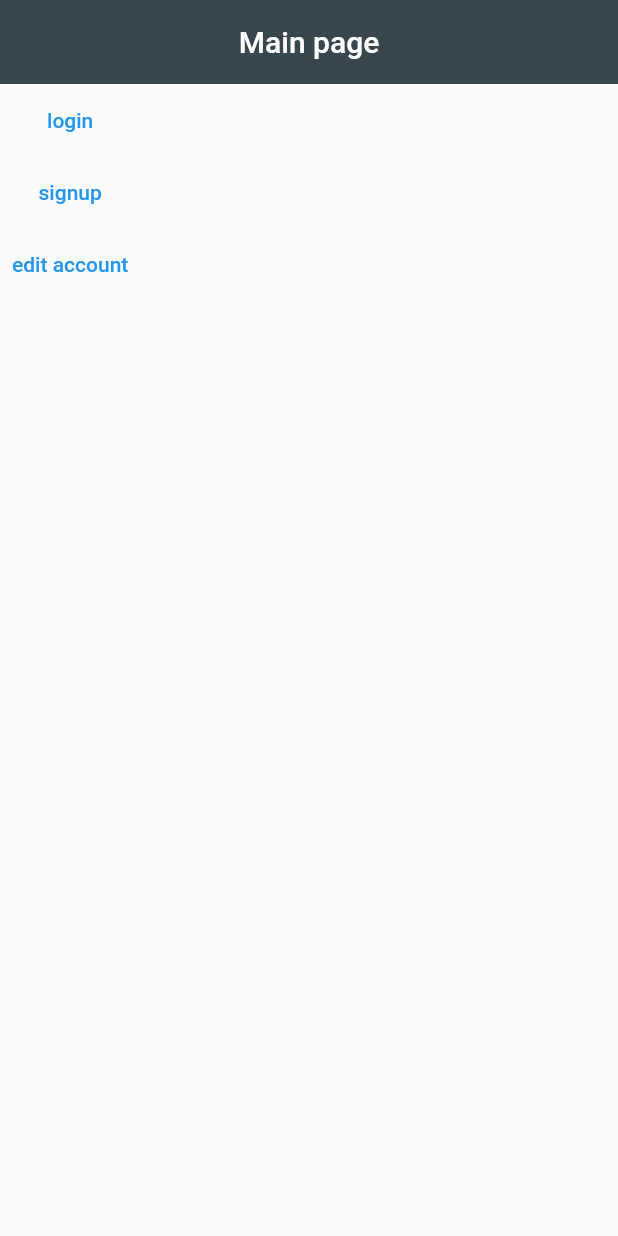
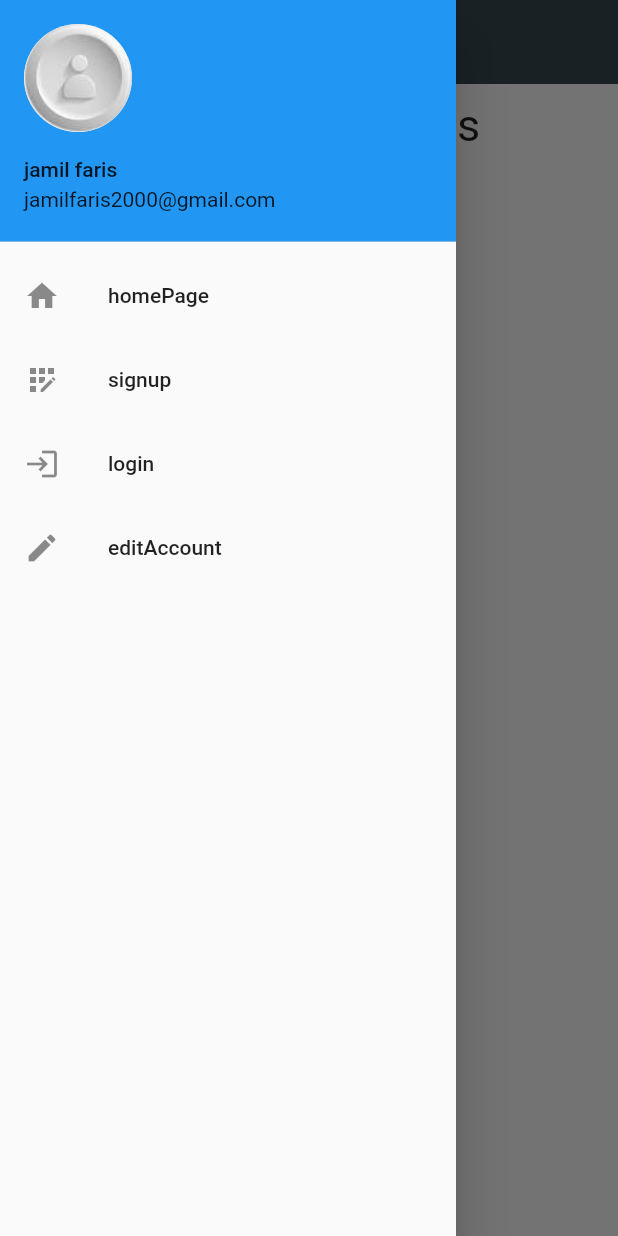
Before and after one commit to JamilmFaris/events-streaming-platform, a Flutter app: the screen it shows after launch, with the side drawer open (before the commit the screen has no drawer), on a phone screen of 412 x 824 dp. Run offline on Flutter 3.47's test engine with Material 2 defaults, Android fonts, the phone set to English and light mode, and no system bars; our stand-ins replace image_picker.

Commit message:
add drawer

```diff
--- /dev/null
+++ b/lib/classes/nav_drawer.dart
@@ -0,0 +1,61 @@
+import 'package:flutter/material.dart';
+
+import '../screens/edit_account_screen.dart';
+import '../screens/login_screen.dart';
+import '../screens/signup_screen.dart';
+import '/classes/route_details.dart';
+
+class NavDrawer {
+  static var routesDetails = [
+    RouteDetails(
+      name: 'homePage',
+      routeName: '/',
+      icon: Icons.home,
+    ),
+    RouteDetails(
+      name: 'signup',
+      routeName: SignUpScreen.routeName,
+      icon: Icons.app_registration,
+    ),
+    RouteDetails(
+      name: 'login',
+      routeName: LoginScreen.routeName,
+      icon: Icons.login,
+    ),
+    RouteDetails(
+      name: 'editAccount',
+      routeName: EditAccountScreen.routeName,
+      icon: Icons.edit,
+    ),
+  ];
+  static UserAccountsDrawerHeader get userAccountsDrawerHeader {
+    return UserAccountsDrawerHeader(
+      accountName: Text('jamil faris'),
+      accountEmail: Text('jamilfaris2000@gmail.com'),
+      arrowColor: Colors.black,
+      currentAccountPicture: CircleAvatar(
+        backgroundImage: Image.asset('assets/images/profile_image.jpeg').image,
+      ),
+    );
+  }
+
+  static Drawer getDrawer(BuildContext context) {
+    return Drawer(
+      child: ListView(
+        padding: EdgeInsets.zero,
+        children: [
+          userAccountsDrawerHeader,
+          ...routesDetails.map((routeDetails) {
+            return ListTile(
+              title: Text(routeDetails.name),
+              leading: Icon(routeDetails.icon),
+              onTap: () {
+                Navigator.pushNamed(context, routeDetails.routeName);
+              },
+            );
+          }).toList(),
+        ],
+      ),
+    );
+  }
+}
--- /dev/null
+++ b/lib/classes/route_details.dart
@@ -0,0 +1,15 @@
+import 'package:flutter/material.dart';
+
+class RouteDetails {
+  String name;
+  int? key;
+  String routeName;
+  //Widget Function(BuildContext) routeScreen;
+  IconData? icon;
+  RouteDetails({
+    this.key,
+    required this.name,
+    required this.routeName,
+    this.icon,
+  });
+}
--- a/lib/main.dart
+++ b/lib/main.dart
@@ -1,5 +1,8 @@
+import 'package:events_streaming_platform/classes/helper.dart';
 import 'package:flutter/material.dart';
 
+import 'classes/nav_drawer.dart';
+import 'classes/route_details.dart';
 import 'screens/signup_screen.dart';
 import 'screens/login_screen.dart';
 import 'screens/edit_account_screen.dart';
@@ -34,10 +37,12 @@ class MyApp extends StatelessWidget {
 
 class MainPage extends StatelessWidget {
   MainPage({Key? key}) : super(key: key);
+  // just add routesDetails here and boom it will be in the drawer
 
   @override
   Widget build(BuildContext context) {
     return Scaffold(
+      drawer: NavDrawer.getDrawer(context),
       appBar: AppBar(
         title: const Text('Main page'),
       ),
@@ -45,10 +50,16 @@ class MainPage extends StatelessWidget {
       body: SafeArea(
         child: SingleChildScrollView(
           child: Column(
+            mainAxisAlignment: MainAxisAlignment.center,
             children: [
-              authButton('login', context, LoginScreen.routeName),
-              authButton('signup', context, SignUpScreen.routeName),
-              authButton('edit account', context, EditAccountScreen.routeName),
+              Container(
+                alignment: Alignment.center,
+                padding: const EdgeInsets.all(10.0),
+                child: const Text(
+                  'upcoming events',
+                  style: TextStyle(fontSize: 30),
+                ),
+              ),
             ],
           ),
         ),
--- a/pubspec.yaml
+++ b/pubspec.yaml
@@ -61,6 +61,7 @@ flutter:
   # To add assets to your application, add an assets section, like this:
   assets:
   - assets/images/add_image.png
+  - assets/images/profile_image.jpeg
   #   - images/a_dot_ham.jpeg
 
   # An image asset can refer to one or more resolution-specific "variants", see
```
Also changed, not shown: assets/images/profile_image.jpeg (added), lib/classes/request.dart (deleted).
